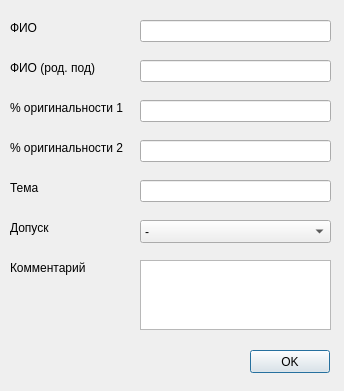
This is dialogstudent.ui in JmpKey/gendop as Qt 5 draws it before an edit. The edited form follows.
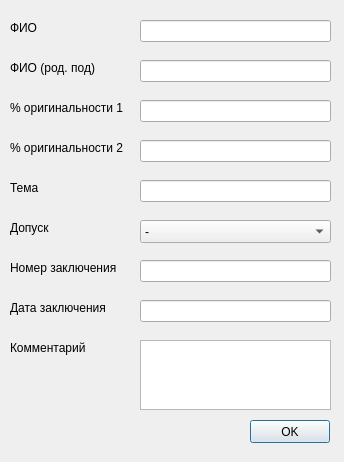
This is the edited form.

Diff of the .ui file:
```diff
--- a/dialogstudent.ui
+++ b/dialogstudent.ui
@@ -7,7 +7,7 @@
     <x>0</x>
     <y>0</y>
     <width>344</width>
-    <height>391</height>
+    <height>462</height>
    </rect>
   </property>
   <property name="windowTitle">
@@ -165,7 +165,7 @@
    <property name="geometry">
     <rect>
      <x>10</x>
-     <y>260</y>
+     <y>340</y>
      <width>131</width>
      <height>16</height>
     </rect>
@@ -178,7 +178,7 @@
    <property name="geometry">
     <rect>
      <x>250</x>
-     <y>350</y>
+     <y>420</y>
      <width>80</width>
      <height>23</height>
     </rect>
@@ -191,12 +191,58 @@
    <property name="geometry">
     <rect>
      <x>140</x>
-     <y>260</y>
+     <y>340</y>
      <width>191</width>
      <height>70</height>
     </rect>
    </property>
   </widget>
+  <widget class="QLabel" name="lab_nzakl">
+   <property name="geometry">
+    <rect>
+     <x>10</x>
+     <y>260</y>
+     <width>131</width>
+     <height>16</height>
+    </rect>
+   </property>
+   <property name="text">
+    <string>Номер заключения</string>
+   </property>
+  </widget>
+  <widget class="QLineEdit" name="le_nzakl">
+   <property name="geometry">
+    <rect>
+     <x>140</x>
+     <y>260</y>
+     <width>191</width>
+     <height>22</height>
+    </rect>
+   </property>
+  </widget>
+  <widget class="QLabel" name="lab_date_zakl">
+   <property name="geometry">
+    <rect>
+     <x>10</x>
+     <y>300</y>
+     <width>131</width>
+     <height>16</height>
+    </rect>
+   </property>
+   <property name="text">
+    <string>Дата заключения</string>
+   </property>
+  </widget>
+  <widget class="QLineEdit" name="le_date_zakl">
+   <property name="geometry">
+    <rect>
+     <x>140</x>
+     <y>300</y>
+     <width>191</width>
+     <height>22</height>
+    </rect>
+   </property>
+  </widget>
  </widget>
  <resources/>
  <connections/>
```
